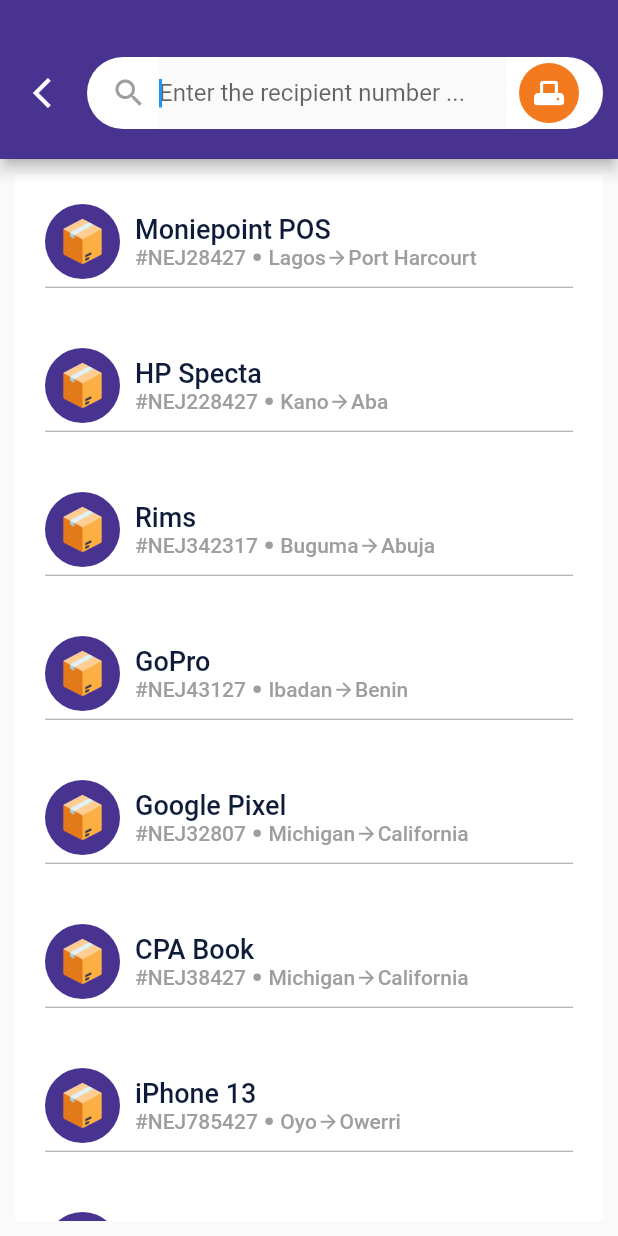
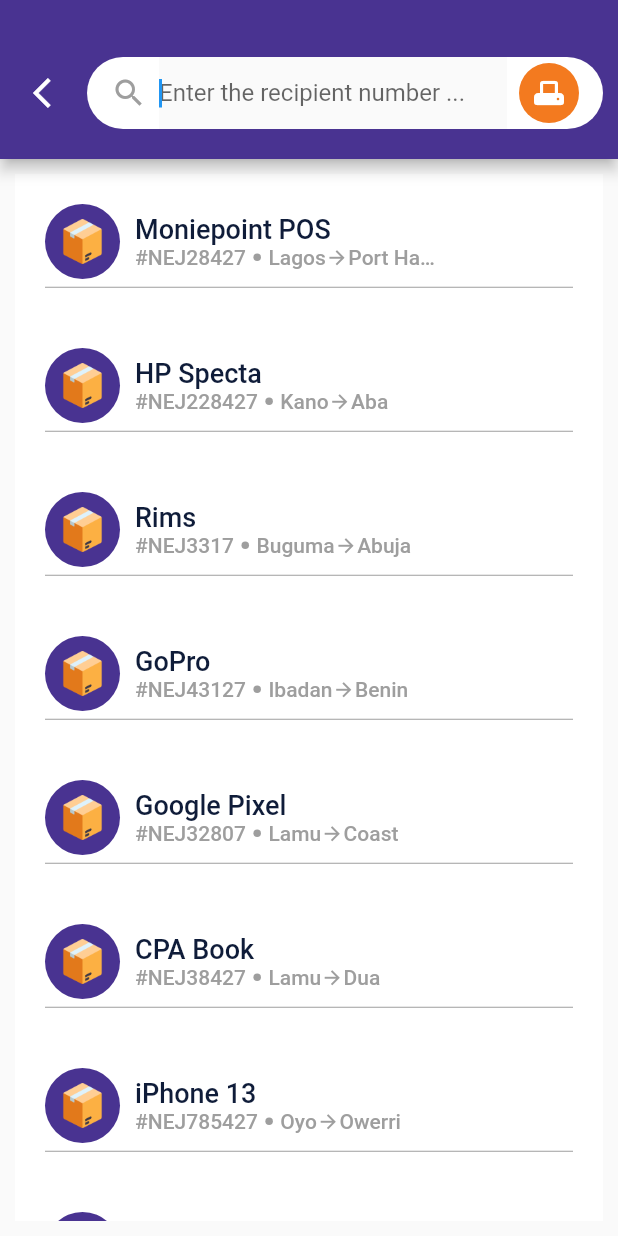
Before and after one commit to briankibiku/movemate, a Flutter app: the ShipmentsSearchPage screen opened directly, on a phone screen of 412 x 824 dp. Run offline on Flutter 3.47's test engine with Material 2 defaults, Android fonts, the phone set to English and light mode, and no system bars; our stand-ins replace dio, freezed_annotation; network calls fail.

```diff
--- a/lib/features/search/data/repository/shipments_repository.dart
+++ b/lib/features/search/data/repository/shipments_repository.dart
@@ -15,7 +15,7 @@
   ),
   Shipment(
     itemShipped: 'Rims',
-    shipmentNumber: '#NEJ342317',
+    shipmentNumber: '#NEJ3317',
     origin: 'Buguma',
     destination: 'Abuja',
   ),
@@ -28,14 +28,14 @@
   Shipment(
     itemShipped: 'Google Pixel',
     shipmentNumber: '#NEJ32807',
-    origin: 'Michigan',
-    destination: 'California',
+    origin: 'Lamu',
+    destination: 'Coast',
   ),
   Shipment(
     itemShipped: 'CPA Book',
     shipmentNumber: '#NEJ38427',
-    origin: 'Michigan',
-    destination: 'California',
+    origin: 'Lamu',
+    destination: 'Dua',
   ),
   Shipment(
     itemShipped: 'iPhone 13',
@@ -52,14 +52,14 @@
   Shipment(
     itemShipped: 'MacBook Pro',
     shipmentNumber: '#NEJ24427',
-    origin: 'Michigan',
-    destination: 'California',
+    origin: 'Lamu',
+    destination: 'Dua',
   ),
   Shipment(
     itemShipped: 'MacBook Pro',
     shipmentNumber: '#NEJ288427',
-    origin: 'Michigan',
-    destination: 'California',
+    origin: 'Lamu',
+    destination: 'Dua',
   ),
   Shipment(
     itemShipped: 'Sony Pro',
@@ -76,7 +76,7 @@
   Shipment(
     itemShipped: 'Lenovo Pro',
     shipmentNumber: '#NEJ028427',
-    origin: 'Minesota',
+    origin: 'Obi',
     destination: 'Lagos',
   ),
 ];
--- a/lib/features/search/presentation/widgets/shipments_card_widget.dart
+++ b/lib/features/search/presentation/widgets/shipments_card_widget.dart
@@ -63,7 +63,7 @@
                       const Icon(Icons.arrow_forward,
                           color: Colors.grey, size: 15),
                       SizedBox(
-                        width: 100,
+                        width: 60,
                         child: Text(
                           shipment.destination,
                           style: AppTextStyles.cardMetaTextStyle,
```
